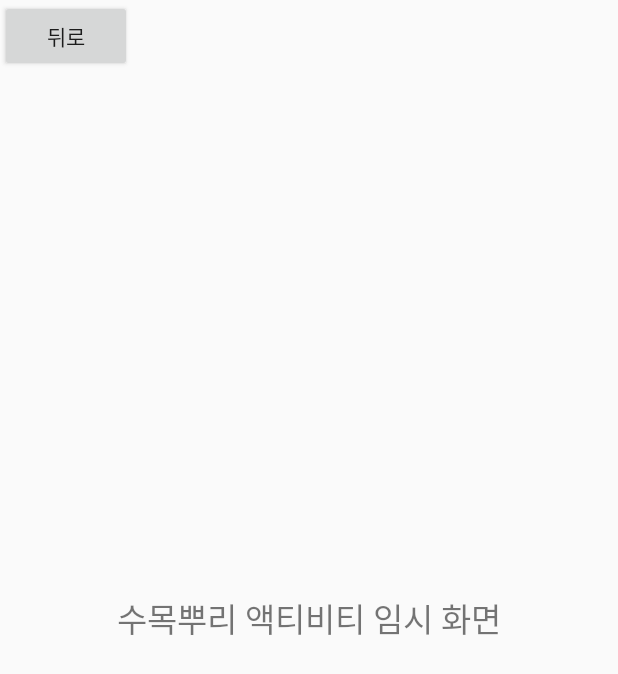
After one commit to AnKyungMoo/StreetTree, an Android app: the RootActivity screen opened directly, with no data from a screen before it, on a phone screen of 412 x 824 dp. The commit adds this screen. Shown: the top 674 px of the screen. Run offline under Robolectric (Android 15) with nearby library versions, the phone set to English and light mode, and no system bars.

Commit message:
RootActivity 추가

```diff
--- a/app/build.gradle
+++ b/app/build.gradle
@@ -28,6 +28,7 @@ android {
 
 
 
+
 dependencies {
     implementation fileTree(dir: 'libs', include: ['*.jar'])
     implementation 'com.android.support:appcompat-v7:26.1.0'
--- a/app/src/main/AndroidManifest.xml
+++ b/app/src/main/AndroidManifest.xml
@@ -25,7 +25,8 @@
         <activity android:name=".MapActivity" />
         <activity android:name=".SurveyActivity" />
         <activity android:name=".RegionActivity" />
-        <activity android:name=".CompleteActivity"></activity>
+        <activity android:name=".CompleteActivity" />
+        <activity android:name=".RootActivity"></activity>
     </application>
 
 </manifest>
--- /dev/null
+++ b/app/src/main/java/com/example/iclab/st/RootActivity.java
@@ -0,0 +1,27 @@
+package com.example.iclab.st;
+
+import android.content.Intent;
+import android.support.v7.app.AppCompatActivity;
+import android.os.Bundle;
+import android.view.View;
+import android.widget.Button;
+
+public class RootActivity extends AppCompatActivity {
+
+    @Override
+    protected void onCreate(Bundle savedInstanceState) {
+        super.onCreate(savedInstanceState);
+        setContentView(R.layout.activity_root);
+
+        Button backBtn2 = (Button)findViewById(R.id.backBtn2);
+
+        // 뒤로 버튼 누르면 실측화면으로 다시 이동
+        backBtn2.setOnClickListener(new Button.OnClickListener() {
+            public void onClick(View v) {
+                Intent intent = new Intent(getApplicationContext(), SurveyActivity.class);
+                startActivity(intent);
+                finish();
+            }
+        });
+    }
+}
--- a/app/src/main/java/com/example/iclab/st/SurveyActivity.java
+++ b/app/src/main/java/com/example/iclab/st/SurveyActivity.java
@@ -1,6 +1,7 @@
 package com.example.iclab.st;
 
 import android.content.Intent;
+import android.provider.DocumentsContract;
 import android.support.annotation.IdRes;
 import android.support.v7.app.AppCompatActivity;
 import android.os.Bundle;
@@ -88,6 +89,15 @@ public class SurveyActivity extends AppCompatActivity {
             }
         });
 
+        // 수목뿌리 버튼 누르면 액티비티 전환
+        rootBtn.setOnClickListener(new Button.OnClickListener() {
+            public void onClick(View v) {
+                Intent intent = new Intent(getApplicationContext(), RootActivity.class);
+
+                startActivity(intent);
+            }
+        });
+
         // 실측완료 버튼 누르면 결과출력 화면으로 전환
         completeBtn.setOnClickListener(new Button.OnClickListener() {
             public void onClick(View v) {
--- /dev/null
+++ b/app/src/main/res/layout/activity_root.xml
@@ -0,0 +1,31 @@
+<?xml version="1.0" encoding="utf-8"?>
+<android.support.constraint.ConstraintLayout xmlns:android="http://schemas.android.com/apk/res/android"
+    xmlns:app="http://schemas.android.com/apk/res-auto"
+    xmlns:tools="http://schemas.android.com/tools"
+    android:layout_width="match_parent"
+    android:layout_height="match_parent"
+    tools:context="com.example.iclab.st.RootActivity">
+
+    <RelativeLayout
+        android:layout_width="match_parent"
+        android:layout_height="match_parent">
+
+        <TextView
+            android:id="@+id/simpleText2"
+            android:layout_width="wrap_content"
+            android:layout_height="wrap_content"
+            android:layout_centerInParent="true"
+            android:textAlignment="center"
+            android:text="수목뿌리 액티비티 임시 화면"
+            android:textSize="10pt"/>
+
+        <Button
+            android:id="@+id/backBtn2"
+            android:layout_width="wrap_content"
+            android:layout_height="wrap_content"
+            android:text="뒤로"
+            />
+
+    </RelativeLayout>
+
+</android.support.constraint.ConstraintLayout>
```
